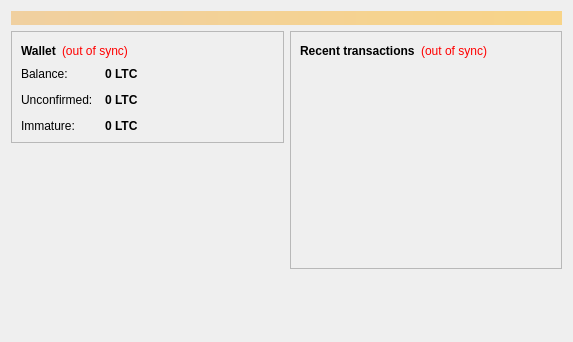
This is src/qt/forms/overviewpage.ui in CriticalNix/FunKarmaCoin as Qt 5 draws it before an edit. The edited form follows.
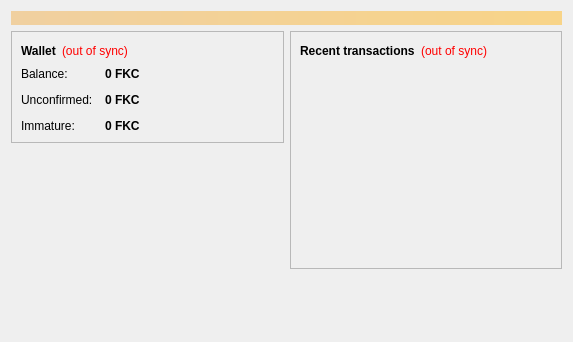
This is the edited form.

```diff
--- a/src/qt/forms/overviewpage.ui
+++ b/src/qt/forms/overviewpage.ui
@@ -122,7 +122,7 @@
                <string>Your current balance</string>
               </property>
               <property name="text">
-               <string notr="true">0 LTC</string>
+               <string notr="true">0 FKC</string>
               </property>
               <property name="textInteractionFlags">
                <set>Qt::LinksAccessibleByMouse|Qt::TextSelectableByKeyboard|Qt::TextSelectableByMouse</set>
@@ -151,7 +151,7 @@
                <string>Total of transactions that have yet to be confirmed, and do not yet count toward the current balance</string>
               </property>
               <property name="text">
-               <string notr="true">0 LTC</string>
+               <string notr="true">0 FKC</string>
               </property>
               <property name="textInteractionFlags">
                <set>Qt::LinksAccessibleByMouse|Qt::TextSelectableByKeyboard|Qt::TextSelectableByMouse</set>
@@ -177,7 +177,7 @@
                <string>Mined balance that has not yet matured</string>
               </property>
               <property name="text">
-               <string notr="true">0 LTC</string>
+               <string notr="true">0 FKC</string>
               </property>
               <property name="textInteractionFlags">
                <set>Qt::LinksAccessibleByMouse|Qt::TextSelectableByKeyboard|Qt::TextSelectableByMouse</set>
```
Left out of the diff: 4 changed lines with no effect on the pictures.
